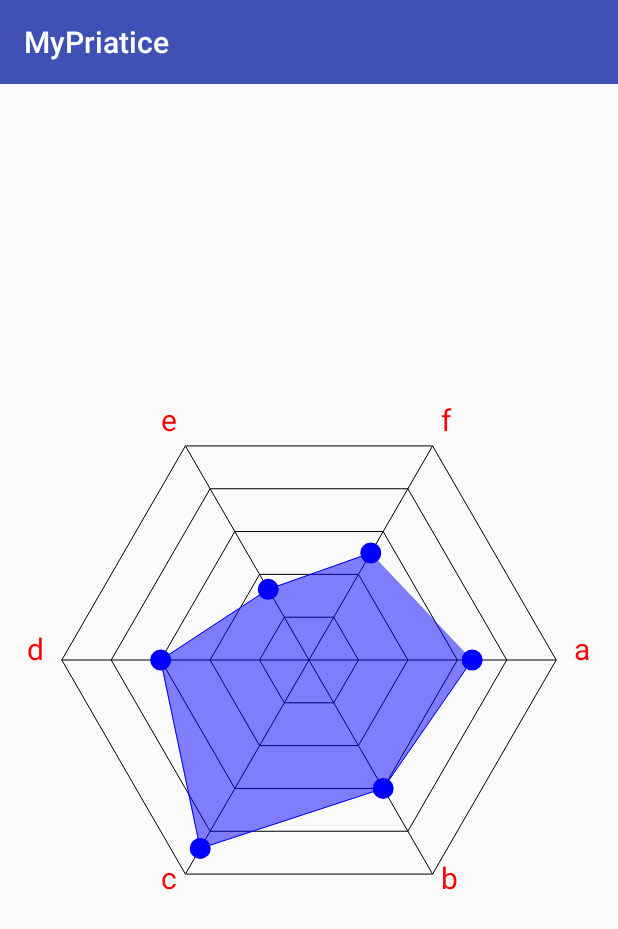
After one commit to cloud9527/PracticeDemo, an Android app: the RaderViewActivity screen opened directly, with no data from a screen before it, on a phone screen of 412 x 824 dp. The commit adds this screen. Shown: the top 929 px of the screen. Run offline under Robolectric (Android 15) with nearby library versions, the phone set to English and light mode, and no system bars; network calls fail.

Commit message:
1、RaderView  push

```diff
--- a/app/src/main/java/com/example/cloud/mypriatice/CustomerViewActivity.java
+++ b/app/src/main/java/com/example/cloud/mypriatice/CustomerViewActivity.java
@@ -5,12 +5,13 @@ import android.os.Bundle;
 import android.support.v7.app.AppCompatActivity;
 import android.view.View;
 import android.widget.Button;
-import android.widget.RelativeLayout;
+import android.widget.LinearLayout;
 
-import com.example.cloud.mypriatice.customerview.SecondOrderBezierViewActivity;
 import com.example.cloud.mypriatice.customerview.CircleProgressViewActivity;
 import com.example.cloud.mypriatice.customerview.MyScrollActivity;
 import com.example.cloud.mypriatice.customerview.PieViewActivity;
+import com.example.cloud.mypriatice.customerview.RaderViewActivity;
+import com.example.cloud.mypriatice.customerview.SecondOrderBezierViewActivity;
 import com.example.cloud.mypriatice.customerview.TextSwitcherActivity;
 import com.example.cloud.mypriatice.customerview.ThreeOrderBezierActivity;
 import com.example.cloud.mypriatice.customerview.TopBarActivity;
@@ -32,11 +33,13 @@ public class CustomerViewActivity extends AppCompatActivity {
     @BindView(R.id.button5)
     Button button5;
     @BindView(R.id.activity_customer_view)
-    RelativeLayout activityCustomerView;
+    LinearLayout activityCustomerView;
     @BindView(R.id.button6)
     Button button6;
     @BindView(R.id.button7)
     Button mButton7;
+    @BindView(R.id.button8)
+    Button mButton8;
 
     @Override
     protected void onCreate(Bundle savedInstanceState) {
@@ -45,7 +48,8 @@ public class CustomerViewActivity extends AppCompatActivity {
         ButterKnife.bind(this);
     }
 
-    @OnClick({R.id.button, R.id.button2, R.id.button3, R.id.button4, R.id.button5, R.id.button6,R.id.button7})
+    @OnClick({R.id.button, R.id.button2, R.id.button3, R.id.button4
+            , R.id.button5, R.id.button6, R.id.button7, R.id.button8})
     public void onClick(View view) {
         switch (view.getId()) {
             case R.id.button:
@@ -69,6 +73,9 @@ public class CustomerViewActivity extends AppCompatActivity {
             case R.id.button7:
                 startActivity(new Intent(this, ThreeOrderBezierActivity.class));
                 break;
+            case R.id.button8:
+                startActivity(new Intent(this, RaderViewActivity.class));
+                break;
         }
     }
 }
--- /dev/null
+++ b/app/src/main/java/com/example/cloud/mypriatice/customerview/RaderView.java
@@ -0,0 +1,160 @@
+package com.example.cloud.mypriatice.customerview;
+
+import android.content.Context;
+import android.graphics.Canvas;
+import android.graphics.Color;
+import android.graphics.Paint;
+import android.graphics.Path;
+import android.support.annotation.Nullable;
+import android.util.AttributeSet;
+import android.view.View;
+
+/**
+ * Created by Cloud on 2017/4/19.
+ */
+
+public class RaderView extends View {
+    private int count = 6;                //数据个数
+    private float angle = (float) (Math.PI * 2 / count);
+    private float radius;                   //网格最大半径
+    private int centerX;                  //中心X
+    private int centerY;                  //中心Y
+    private String[] titles = {"a", "b", "c", "d", "e", "f"};
+    private double[] data = {66, 60, 88, 60, 33, 50, 10, 20}; //各维度分值
+    private float maxValue = 100;             //数据最大值
+    private Paint mainPaint;                //雷达区画笔
+    private Paint valuePaint;               //数据区画笔
+    private Paint textPaint;                //文本画笔
+
+    public RaderView(Context context) {
+        super(context);
+        initData();
+    }
+
+
+    public RaderView(Context context, @Nullable AttributeSet attrs) {
+        super(context, attrs);
+        initData();
+    }
+
+    private void initData() {
+        mainPaint = new Paint();
+        mainPaint.setStrokeWidth(1);
+        mainPaint.setAntiAlias(true);
+        mainPaint.setStyle(Paint.Style.STROKE);
+        mainPaint.setColor(Color.BLACK);
+
+        textPaint = new Paint();
+        textPaint.setStrokeWidth(1);
+        textPaint.setAntiAlias(true);
+        textPaint.setStyle(Paint.Style.FILL);
+        textPaint.setColor(Color.RED);
+        textPaint.setTextSize(30);
+
+        valuePaint = new Paint();
+        valuePaint.setStrokeWidth(1);
+        valuePaint.setAntiAlias(true);
+        valuePaint.setStyle(Paint.Style.FILL_AND_STROKE);
+        valuePaint.setColor(Color.BLUE);
+    }
+
+
+    @Override
+    protected void onSizeChanged(int w, int h, int oldw, int oldh) {
+        super.onSizeChanged(w, h, oldw, oldh);
+        radius = Math.min(w, h) / 2 * 0.8f;
+        centerX = w / 2;
+        centerY = h / 2;
+        postInvalidate();
+
+    }
+
+    @Override
+    protected void onDraw(Canvas canvas) {
+        drawPolygon(canvas);
+        drarLines(canvas);
+        drawTexts(canvas);
+        drawRegion(canvas);
+    }
+
+    /**
+     * 绘制多边形
+     *
+     * @param canvas
+     */
+    private void drawPolygon(Canvas canvas) {
+        Path path = new Path();
+        float r = radius / (count - 1);
+        for (int i = 0; i < count; i++) {
+            float curR = r * i;
+            path.reset();
+            for (int j = 0; j < count; j++) {
+                if (j == 0) {
+                    path.moveTo(centerX + curR, centerY);
+                } else {
+                    //根据半径，计算出蜘蛛丝上每个点的坐标
+                    float x = (float) (centerX + curR * Math.cos(angle * j));
+                    float y = (float) (centerY + curR * Math.sin(angle * j));
+                    path.lineTo(x, y);
+                }
+            }
+            path.close();
+            canvas.drawPath(path, mainPaint);
+        }
+    }
+
+    private void drarLines(Canvas canvas) {
+        Path path = new Path();
+        for (int i = 0; i < count; i++) {
+            path.reset();
+            path.moveTo(centerX, centerY);
+            float x = (float) (centerX + radius * Math.cos(angle * i));
+            float y = (float) (centerY + radius * Math.sin(angle * i));
+
+            path.lineTo(x, y);
+            canvas.drawPath(path, mainPaint);
+        }
+    }
+
+    private void drawTexts(Canvas canvas) {
+        Paint.FontMetrics fontMetrics = textPaint.getFontMetrics();
+        float fontHeight = fontMetrics.descent - fontMetrics.ascent;
+        for (int i = 0; i < count; i++) {
+            float x = (float) (centerX + (radius + fontHeight / 2) * Math.cos(angle * i));
+            float y = (float) (centerY + (radius + fontHeight / 2) * Math.sin(angle * i));
+            if (angle * i >= 0 && angle * i <= Math.PI / 2) {//第4象限
+                canvas.drawText(titles[i], x, y, textPaint);
+            } else if (angle * i >= 3 * Math.PI / 2 && angle * i <= Math.PI * 2) {//第3象限
+                canvas.drawText(titles[i], x, y, textPaint);
+            } else if (angle * i > Math.PI / 2 && angle * i <= Math.PI) {//第2象限
+                float dis = textPaint.measureText(titles[i]);//文本长度
+                canvas.drawText(titles[i], x - dis, y, textPaint);
+            } else if (angle * i >= Math.PI && angle * i < 3 * Math.PI / 2) {//第1象限
+                float dis = textPaint.measureText(titles[i]);//文本长度
+                canvas.drawText(titles[i], x - dis, y, textPaint);
+            }
+        }
+    }
+
+    private void drawRegion(Canvas canvas) {
+        Path path = new Path();
+        valuePaint.setAlpha(255);
+        for (int i = 0; i < count; i++) {
+            double percent = data[i] / maxValue;
+            float x = (float) (centerX + radius * Math.cos(angle * i) * percent);
+            float y = (float) (centerY + radius * Math.sin(angle * i) * percent);
+            if (i == 0) {
+                path.moveTo(x, y);
+            } else {
+                path.lineTo(x, y);
+            }
+            canvas.drawCircle(x, y, 10, valuePaint);
+        }
+        valuePaint.setStyle(Paint.Style.STROKE);
+        canvas.drawPath(path, valuePaint);
+        valuePaint.setAlpha(127);
+
+        valuePaint.setStyle(Paint.Style.FILL_AND_STROKE);
+        canvas.drawPath(path, valuePaint);
+    }
+}
--- /dev/null
+++ b/app/src/main/java/com/example/cloud/mypriatice/customerview/RaderViewActivity.java
@@ -0,0 +1,15 @@
+package com.example.cloud.mypriatice.customerview;
+
+import android.support.v7.app.AppCompatActivity;
+import android.os.Bundle;
+
+import com.example.cloud.mypriatice.R;
+
+public class RaderViewActivity extends AppCompatActivity {
+
+    @Override
+    protected void onCreate(Bundle savedInstanceState) {
+        super.onCreate(savedInstanceState);
+        setContentView(R.layout.activity_rader_view);
+    }
+}
--- a/app/src/main/res/layout/activity_customer_view.xml
+++ b/app/src/main/res/layout/activity_customer_view.xml
@@ -1,9 +1,14 @@
 <?xml version="1.0" encoding="utf-8"?>
-<RelativeLayout xmlns:android="http://schemas.android.com/apk/res/android"
+<ScrollView xmlns:android="http://schemas.android.com/apk/res/android"
+            android:layout_width="match_parent"
+            android:layout_height="match_parent">
+
+    <LinearLayout xmlns:android="http://schemas.android.com/apk/res/android"
                   xmlns:tools="http://schemas.android.com/tools"
                   android:id="@+id/activity_customer_view"
                   android:layout_width="match_parent"
-    android:layout_height="match_parent"
+                  android:layout_height="wrap_content"
+                  android:orientation="vertical"
                   android:paddingBottom="@dimen/activity_vertical_margin"
                   android:paddingLeft="@dimen/activity_horizontal_margin"
                   android:paddingRight="@dimen/activity_horizontal_margin"
@@ -19,8 +24,7 @@
             android:layout_alignParentRight="true"
             android:layout_alignParentStart="true"
             android:layout_alignParentTop="true"
-        android:layout_marginTop="10dp"
-        android:text="CircleProgressView" />
+            android:text="CircleProgressView"/>
 
         <Button
             android:id="@+id/button2"
@@ -32,7 +36,7 @@
             android:layout_alignParentStart="true"
             android:layout_below="@+id/button"
             android:layout_marginTop="10dp"
-        android:text="TopBarActivity" />
+            android:text="TopBarActivity"/>
 
         <Button
             android:id="@+id/button3"
@@ -44,7 +48,7 @@
             android:layout_alignParentStart="true"
             android:layout_below="@+id/button2"
             android:layout_marginTop="10dp"
-        android:text="MyScrollActivity" />
+            android:text="MyScrollActivity"/>
 
         <Button
             android:id="@+id/button4"
@@ -56,7 +60,7 @@
             android:layout_alignParentStart="true"
             android:layout_below="@+id/button3"
             android:layout_marginTop="10dp"
-        android:text="TextSwitcher" />
+            android:text="TextSwitcher"/>
 
         <Button
             android:id="@+id/button5"
@@ -68,7 +72,7 @@
             android:layout_alignParentStart="true"
             android:layout_below="@+id/button4"
             android:layout_marginTop="10dp"
-        android:text="PieView" />
+            android:text="PieView"/>
 
         <Button
             android:id="@+id/button6"
@@ -80,7 +84,7 @@
             android:layout_alignParentStart="true"
             android:layout_below="@+id/button5"
             android:layout_marginTop="10dp"
-        android:text="SecondOrderBezierView" />
+            android:text="SecondOrderBezierView"/>
 
         <Button
             android:id="@+id/button7"
@@ -92,5 +96,18 @@
             android:layout_alignParentStart="true"
             android:layout_below="@+id/button6"
             android:layout_marginTop="10dp"
-        android:text="ThreeOrderBezierView" />
-</RelativeLayout>
+            android:text="ThreeOrderBezierView"/>
+
+        <Button
+            android:id="@+id/button8"
+            android:layout_width="wrap_content"
+            android:layout_height="wrap_content"
+            android:layout_alignParentEnd="true"
+            android:layout_alignParentLeft="true"
+            android:layout_alignParentRight="true"
+            android:layout_alignParentStart="true"
+            android:layout_below="@+id/button7"
+            android:layout_marginTop="10dp"
+            android:text="RaderView"/>
+    </LinearLayout>
+</ScrollView>
--- /dev/null
+++ b/app/src/main/res/layout/activity_rader_view.xml
@@ -0,0 +1,13 @@
+<?xml version="1.0" encoding="utf-8"?>
+<FrameLayout
+    xmlns:android="http://schemas.android.com/apk/res/android"
+    xmlns:app="http://schemas.android.com/apk/res-auto"
+    xmlns:tools="http://schemas.android.com/tools"
+    android:layout_width="match_parent"
+    android:layout_height="match_parent"
+    tools:context="com.example.cloud.mypriatice.customerview.RaderViewActivity">
+
+    <com.example.cloud.mypriatice.customerview.RaderView
+        android:layout_width="match_parent"
+        android:layout_height="match_parent"/>
+</FrameLayout>
```
Also changed, not shown: app/src/main/AndroidManifest.xml (+20 -18 lines), 1 other file. Lines whose indentation alone changed are shown as unchanged.
